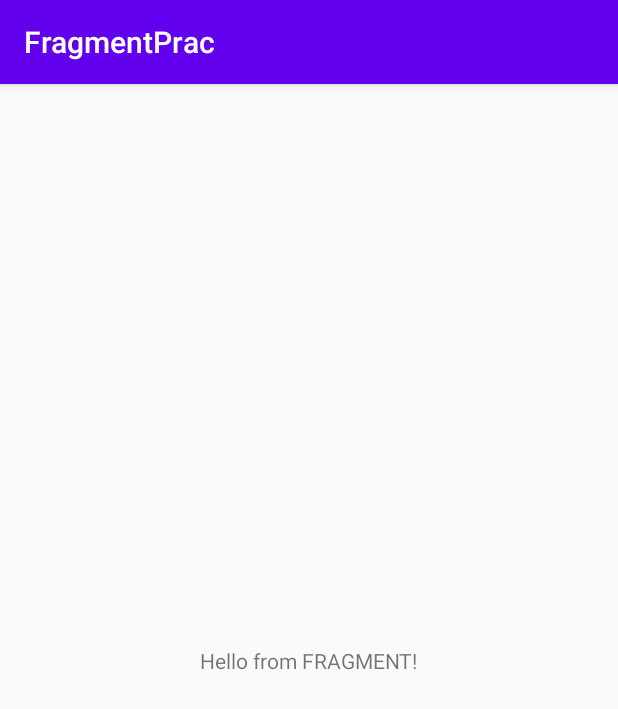
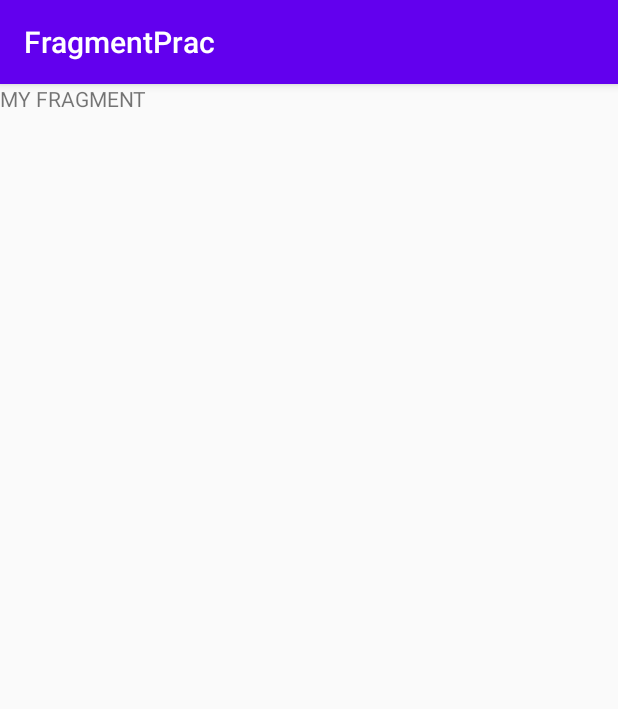
Before and after one commit to acolistro/FragmentPrac, an Android app: the screen it shows after launch (MainActivity), on a phone screen of 412 x 824 dp. Shown: the top 709 px of the screen. Run offline under Robolectric (Android 15) with nearby library versions, the phone set to English and light mode, and no system bars.

Commit message:
add more layouts and create data class

```diff
--- a/app/src/main/java/com/example/fragmentprac/MainFragment.java
+++ b/app/src/main/java/com/example/fragmentprac/MainFragment.java
@@ -20,7 +20,7 @@ public class MainFragment extends Fragment {
     @Nullable
     @Override
     public View onCreateView(@NonNull LayoutInflater inflater, @Nullable ViewGroup container, @Nullable Bundle savedInstanceState) {
-        View view = inflater.inflate(R.layout.fragment_main, container, false);
+        View view = inflater.inflate(R.layout.my_fragment, container, false);
 
         return view;
     }
--- a/app/src/main/res/layout/activity_main.xml
+++ b/app/src/main/res/layout/activity_main.xml
@@ -4,7 +4,8 @@
     android:id="@+id/myContainer"
     android:layout_width="match_parent"
     android:layout_height="match_parent"
-    tools:context=".MainActivity">
+    tools:context=".MainActivity"
+    android:layout_toEndOf="@+id/myContainer">
 
 <!--    <fragment-->
 <!--        android:id="@+id/my_fragment"-->
--- a/app/src/main/res/layout/fragment_main.xml
+++ b/app/src/main/res/layout/fragment_main.xml
@@ -9,7 +9,7 @@
     <TextView
         android:layout_width="wrap_content"
         android:layout_height="wrap_content"
-        android:text="Hello from FRAGMENT!"
+        android:text="@string/hello_from_fragment"
         app:layout_constraintBottom_toBottomOf="parent"
         app:layout_constraintLeft_toLeftOf="parent"
         app:layout_constraintRight_toRightOf="parent"
--- /dev/null
+++ b/app/src/main/res/layout/my_fragment.xml
@@ -0,0 +1,15 @@
+<?xml version="1.0" encoding="utf-8"?>
+<FrameLayout xmlns:android="http://schemas.android.com/apk/res/android"
+    xmlns:tools="http://schemas.android.com/tools"
+    android:id="@+id/myContainer"
+    android:layout_width="match_parent"
+    android:layout_height="match_parent"
+    tools:context=".MainActivity"
+    android:layout_toEndOf="@+id/myContainer">
+
+    <TextView
+        android:text="@string/my_fragment"
+        android:layout_width="match_parent"
+        android:layout_height="match_parent"/>
+
+</FrameLayout>
--- a/app/src/main/res/values/strings.xml
+++ b/app/src/main/res/values/strings.xml
@@ -2,4 +2,7 @@
     <string name="app_name">FragmentPrac</string>
     <!-- TODO: Remove or change this placeholder text -->
     <string name="hello_blank_fragment">Hello blank fragment</string>
+    <string name="course_1">Course 1</string>
+    <string name="hello_from_fragment">Hello from FRAGMENT!</string>
+    <string name="my_fragment">MY FRAGMENT</string>
 </resources>
```
Also changed, not shown: app/src/main/java/com/example/fragmentprac/data/Course.java (added, +28 -0 lines), app/src/main/res/layout/course_listitem.xml (added, +25 -0 lines).
